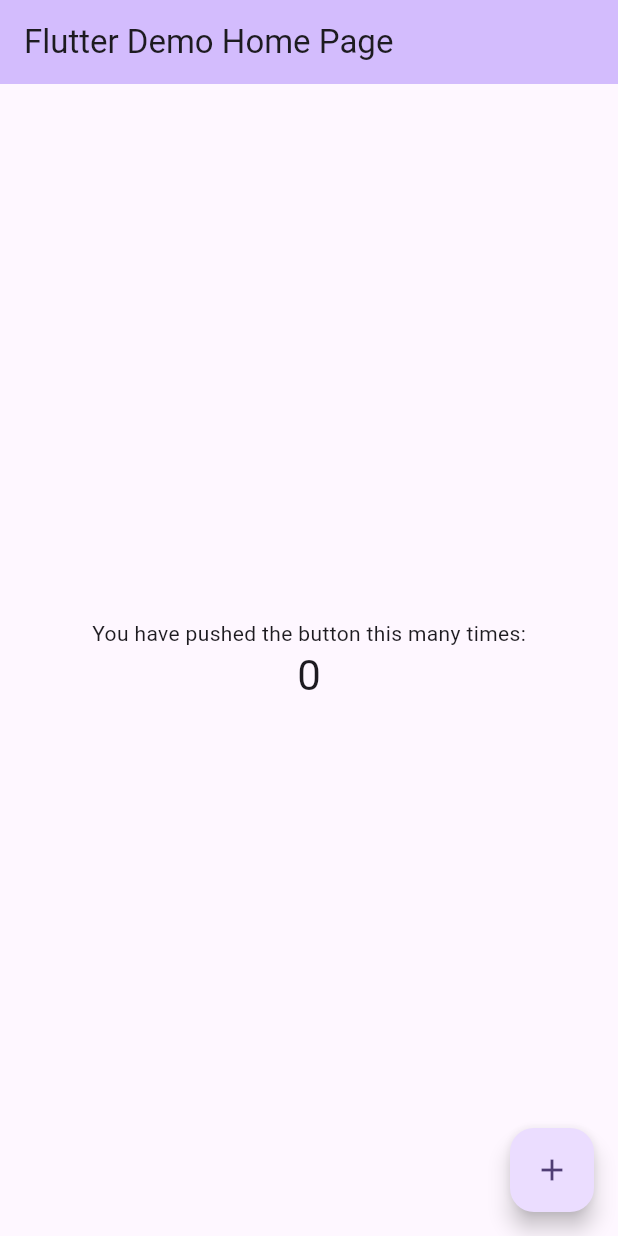
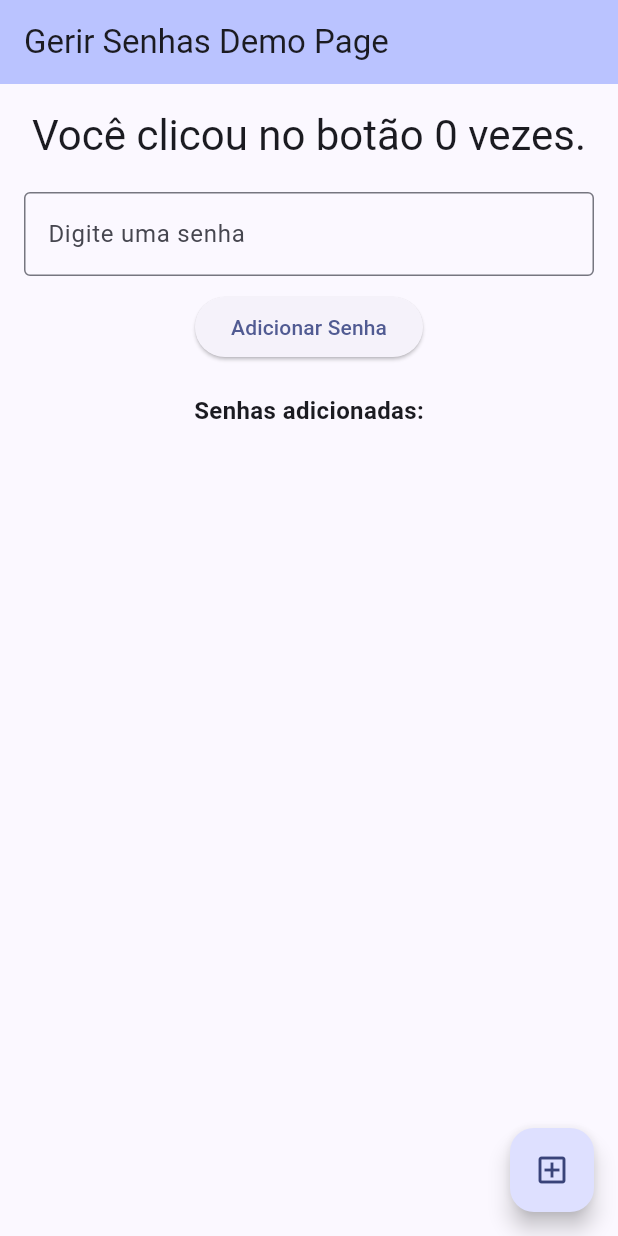
Before and after one commit to Passossss/AppFlutter, a Flutter app: the screen it shows after launch, on a phone screen of 412 x 824 dp. Run offline on Flutter 3.47's test engine with Material 3 defaults, Android fonts, the phone set to English and light mode, and no system bars.

Commit message:
Func senha add

```diff
--- a/lib/main.dart
+++ b/lib/main.dart
@@ -11,42 +11,18 @@ class MyApp extends StatelessWidget {
   @override
   Widget build(BuildContext context) {
     return MaterialApp(
-      title: 'Flutter Demo',
+      title: 'Gerir Senhas',
       theme: ThemeData(
-        // This is the theme of your application.
-        //
-        // TRY THIS: Try running your application with "flutter run". You'll see
-        // the application has a purple toolbar. Then, without quitting the app,
-        // try changing the seedColor in the colorScheme below to Colors.green
-        // and then invoke "hot reload" (save your changes or press the "hot
-        // reload" button in a Flutter-supported IDE, or press "r" if you used
-        // the command line to start the app).
-        //
-        // Notice that the counter didn't reset back to zero; the application
-        // state is not lost during the reload. To reset the state, use hot
-        // restart instead.
-        //
-        // This works for code too, not just values: Most code changes can be
-        // tested with just a hot reload.
-        colorScheme: ColorScheme.fromSeed(seedColor: Colors.deepPurple),
+        colorScheme: ColorScheme.fromSeed(seedColor: Colors.indigo),
         useMaterial3: true,
       ),
-      home: const MyHomePage(title: 'Flutter Demo Home Page'),
+      home: const MyHomePage(title: 'Gerir Senhas Demo Page'),
     );
   }
 }
 
 class MyHomePage extends StatefulWidget {
   const MyHomePage({super.key, required this.title});
-
-  // This widget is the home page of your application. It is stateful, meaning
-  // that it has a State object (defined below) that contains fields that affect
-  // how it looks.
-
-  // This class is the configuration for the state. It holds the values (in this
-  // case the title) provided by the parent (in this case the App widget) and
-  // used by the build method of the State. Fields in a Widget subclass are
-  // always marked "final".
 
   final String title;
 
@@ -56,61 +32,76 @@ class MyHomePage extends StatefulWidget {
 
 class _MyHomePageState extends State<MyHomePage> {
   int _counter = 0;
+  List<String> _senhas = [];
+  TextEditingController _senhaController = TextEditingController();
 
   void _incrementCounter() {
     setState(() {
-      // This call to setState tells the Flutter framework that something has
-      // changed in this State, which causes it to rerun the build method below
-      // so that the display can reflect the updated values. If we changed
-      // _counter without calling setState(), then the build method would not be
-      // called again, and so nothing would appear to happen.
       _counter++;
     });
   }
 
+  void _addSenha(String senha) {
+    if (senha.isNotEmpty) {
+      setState(() {
+        _senhas.add(senha);
+      });
+      _senhaController.clear();
+      ScaffoldMessenger.of(context).showSnackBar(
+        SnackBar(content: Text('Senha adicionada: $senha')),
+      );
+    } else {
+      ScaffoldMessenger.of(context).showSnackBar(
+        SnackBar(content: Text('Por favor, insira uma senha válida.')),
+      );
+    }
+  }
+
   @override
   Widget build(BuildContext context) {
-    // This method is rerun every time setState is called, for instance as done
-    // by the _incrementCounter method above.
-    //
-    // The Flutter framework has been optimized to make rerunning build methods
-    // fast, so that you can just rebuild anything that needs updating rather
-    // than having to individually change instances of widgets.
     return Scaffold(
       appBar: AppBar(
-        // TRY THIS: Try changing the color here to a specific color (to
-        // Colors.amber, perhaps?) and trigger a hot reload to see the AppBar
-        // change color while the other colors stay the same.
         backgroundColor: Theme.of(context).colorScheme.inversePrimary,
-        // Here we take the value from the MyHomePage object that was created by
-        // the App.build method, and use it to set our appbar title.
         title: Text(widget.title),
       ),
-      body: Center(
-        // Center is a layout widget. It takes a single child and positions it
-        // in the middle of the parent.
+      body: Padding(
+        padding: const EdgeInsets.all(16.0),
         child: Column(
-          // Column is also a layout widget. It takes a list of children and
-          // arranges them vertically. By default, it sizes itself to fit its
-          // children horizontally, and tries to be as tall as its parent.
-          //
-          // Column has various properties to control how it sizes itself and
-          // how it positions its children. Here we use mainAxisAlignment to
-          // center the children vertically; the main axis here is the vertical
-          // axis because Columns are vertical (the cross axis would be
-          // horizontal).
-          //
-          // TRY THIS: Invoke "debug painting" (choose the "Toggle Debug Paint"
-          // action in the IDE, or press "p" in the console), to see the
-          // wireframe for each widget.
           mainAxisAlignment: MainAxisAlignment.center,
           children: <Widget>[
+            Text(
+              'Você clicou no botão $_counter vezes.',
+              style: Theme.of(context).textTheme.headlineMedium,
+            ),
+            const SizedBox(height: 20),
+            TextField(
+              controller: _senhaController,
+              decoration: const InputDecoration(
+                labelText: "Digite uma senha",
+                border: OutlineInputBorder(),
+              ),
+            ),
+            const SizedBox(height: 10),
+            ElevatedButton(
+              onPressed: () {
+                _addSenha(_senhaController.text);
+              },
+              child: const Text("Adicionar Senha"),
+            ),
+            const SizedBox(height: 20),
             const Text(
-              'You have pushed the button this many times:',
+              'Senhas adicionadas:',
+              style: TextStyle(fontSize: 16, fontWeight: FontWeight.bold),
             ),
-            Text(
-              '$_counter',
-              style: Theme.of(context).textTheme.headlineMedium,
+            Expanded(
+              child: ListView.builder(
+                itemCount: _senhas.length,
+                itemBuilder: (context, index) {
+                  return ListTile(
+                    title: Text(_senhas[index]),
+                  );
+                },
+              ),
             ),
           ],
         ),
@@ -118,8 +109,8 @@ class _MyHomePageState extends State<MyHomePage> {
       floatingActionButton: FloatingActionButton(
         onPressed: _incrementCounter,
         tooltip: 'Increment',
-        child: const Icon(Icons.add),
-      ), // This trailing comma makes auto-formatting nicer for build methods.
+        child: const Icon(Icons.add_box_outlined),
+      ),
     );
   }
 }
```
Also changed, not shown: 12 other files.
